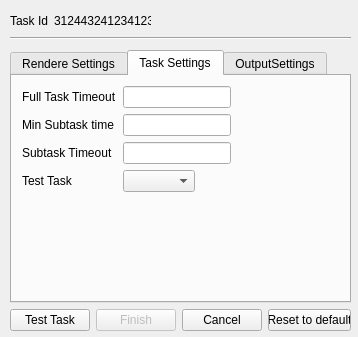
golemfactory/clay, file poc/golemPy/examples/gnr/ui/NewTaskDialog.ui: the form before one commit.
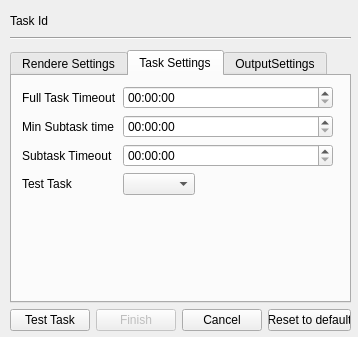
The form after the commit. The open tabs and pages were chosen to show the change.

Commit message: -spin boxy -time edity.

```diff
--- a/poc/golemPy/examples/gnr/ui/NewTaskDialog.ui
+++ b/poc/golemPy/examples/gnr/ui/NewTaskDialog.ui
@@ -13,6 +13,12 @@
     <height>337</height>
    </rect>
   </property>
+  <property name="sizePolicy">
+   <sizepolicy hsizetype="Fixed" vsizetype="Fixed">
+    <horstretch>0</horstretch>
+    <verstretch>0</verstretch>
+   </sizepolicy>
+  </property>
   <property name="windowTitle">
    <string>Define New Task</string>
   </property>
@@ -158,36 +164,6 @@
            </property>
           </widget>
          </item>
-         <item row="0" column="1">
-          <widget class="QLineEdit" name="fullTaskTimeoutLineEdit">
-           <property name="sizePolicy">
-            <sizepolicy hsizetype="Fixed" vsizetype="Fixed">
-             <horstretch>0</horstretch>
-             <verstretch>0</verstretch>
-            </sizepolicy>
-           </property>
-          </widget>
-         </item>
-         <item row="1" column="1">
-          <widget class="QLineEdit" name="minSubtaskTimeLineEdit">
-           <property name="sizePolicy">
-            <sizepolicy hsizetype="Fixed" vsizetype="Fixed">
-             <horstretch>0</horstretch>
-             <verstretch>0</verstretch>
-            </sizepolicy>
-           </property>
-          </widget>
-         </item>
-         <item row="2" column="1">
-          <widget class="QLineEdit" name="subtaskTimeoutLineEdit">
-           <property name="sizePolicy">
-            <sizepolicy hsizetype="Fixed" vsizetype="Fixed">
-             <horstretch>0</horstretch>
-             <verstretch>0</verstretch>
-            </sizepolicy>
-           </property>
-          </widget>
-         </item>
          <item row="3" column="1">
           <widget class="QComboBox" name="testTaskComboBox">
            <property name="sizePolicy">
@@ -198,6 +174,15 @@
            </property>
           </widget>
          </item>
+         <item row="0" column="1">
+          <widget class="QTimeEdit" name="fullTaskTimeoutTimeEdit"/>
+         </item>
+         <item row="1" column="1">
+          <widget class="QTimeEdit" name="minSubtaskTimeTimeEdit"/>
+         </item>
+         <item row="2" column="1">
+          <widget class="QTimeEdit" name="subtaskTimeoutTimeEdit"/>
+         </item>
         </layout>
        </widget>
       </widget>
@@ -526,8 +511,8 @@
     <rect>
      <x>10</x>
      <y>10</y>
-     <width>141</width>
-     <height>21</height>
+     <width>341</width>
+     <height>22</height>
     </rect>
    </property>
    <layout class="QHBoxLayout" name="horizontalLayout_6">
@@ -540,11 +525,30 @@
     </item>
     <item>
      <widget class="QLabel" name="taskIdLabel">
+      <property name="sizePolicy">
+       <sizepolicy hsizetype="Expanding" vsizetype="Preferred">
+        <horstretch>0</horstretch>
+        <verstretch>0</verstretch>
+       </sizepolicy>
+      </property>
       <property name="text">
-       <string>3124432412341234</string>
+       <string/>
       </property>
      </widget>
     </item>
+    <item>
+     <spacer name="horizontalSpacer_6">
+      <property name="orientation">
+       <enum>Qt::Horizontal</enum>
+      </property>
+      <property name="sizeHint" stdset="0">
+       <size>
+        <width>40</width>
+        <height>20</height>
+       </size>
+      </property>
+     </spacer>
+    </item>
    </layout>
   </widget>
  </widget>
```
Left out of the diff: 27 changed lines with no effect on the pictures. The commit also changes 1 other file.
